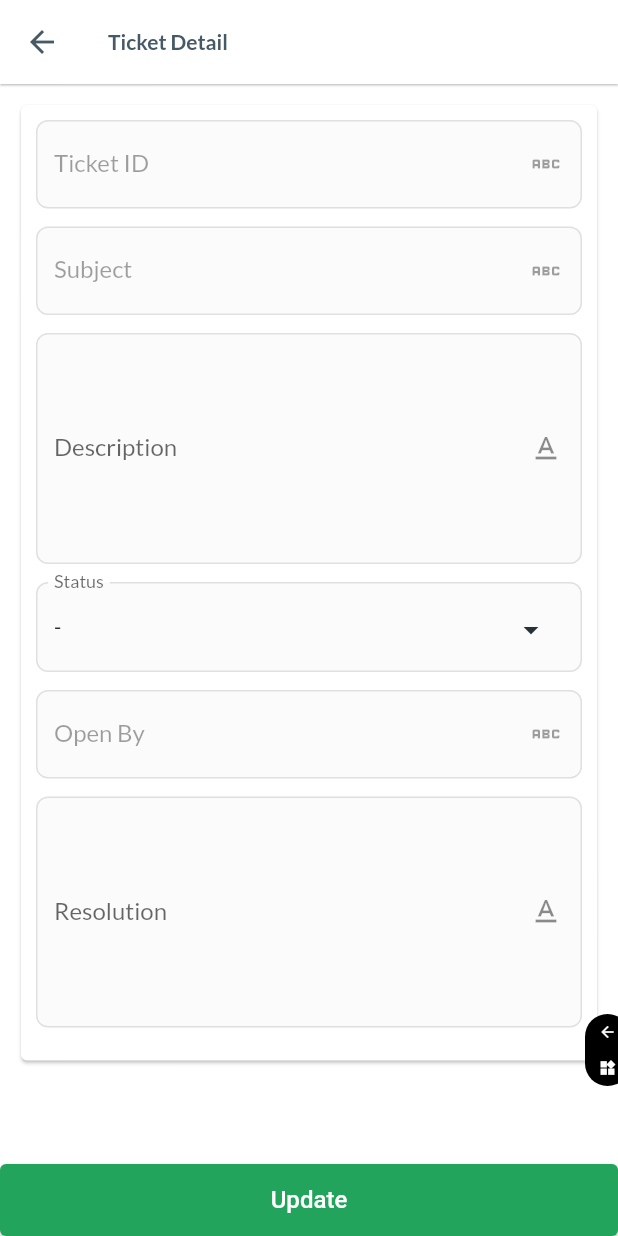
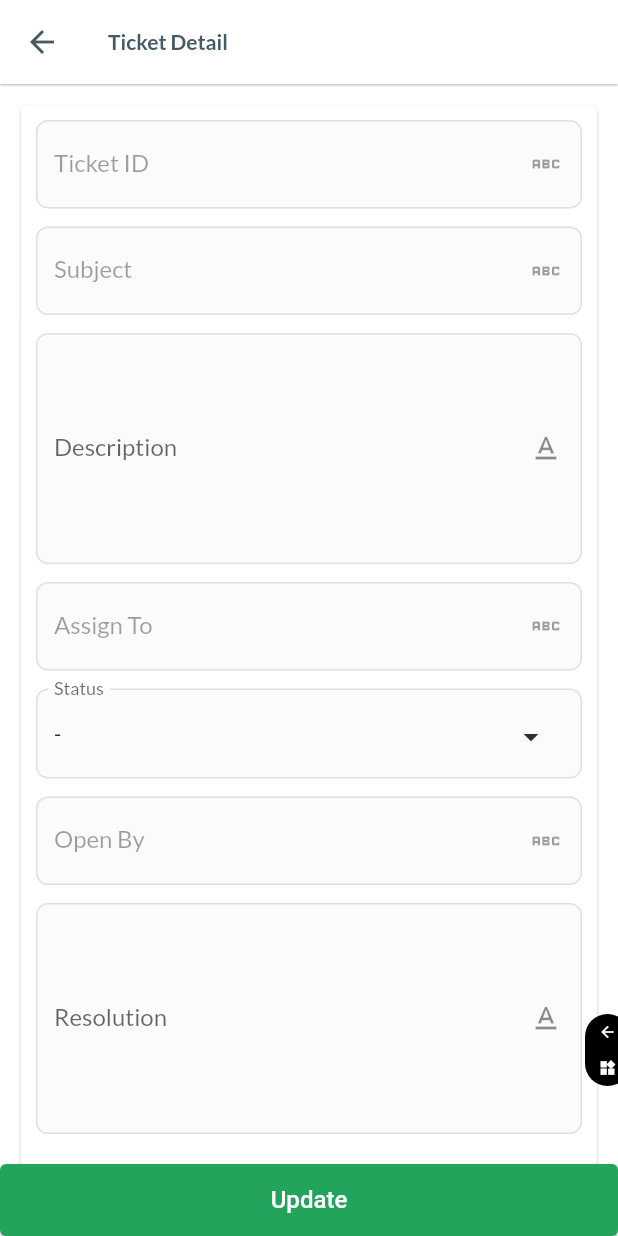
Before and after one commit to frenkyfir/helpdeskmobileapp, a Flutter app: the TicketdetailView screen opened directly with empty values, after a tap on "Update", on a phone screen of 412 x 824 dp. Run offline on Flutter 3.47's test engine with Material 2 defaults, Android fonts, the phone set to English and light mode, and no system bars; our stand-ins replace cached_network_image, carousel_slider, dio, file_picker, flutter_animate, flutter_image_compress and 9 more; missing offline and left inert: faker_dart; network calls fail.

```diff
--- a/lib/module/TicketDetail/controller/TicketDetail_controller.dart
+++ b/lib/module/TicketDetail/controller/TicketDetail_controller.dart
@@ -1,4 +1,7 @@
 import 'package:flutter/material.dart';
+import 'package:hyper_ui/service/ticket_service/ticket_service.dart';
+
+import '../../../state_util.dart';
 import '../view/TicketDetail_view.dart';
 
 class TicketdetailController extends State<TicketdetailView> {
@@ -8,9 +11,12 @@ class TicketdetailController extends State<TicketdetailView> {
   @override
   void initState() {
     instance = this;
-    // if (isEditMode) {
-    //   status = widget.item["status"];
-    // }
+
+    if (isEditMode) {
+      // status = widget.item["status"];
+      resolution = widget.item["resolution"];
+      problem_detail = widget.item["problem_detail"];
+    }
     super.initState();
   }
 
@@ -20,9 +26,23 @@ class TicketdetailController extends State<TicketdetailView> {
   @override
   Widget build(BuildContext context) => widget.build(context, this);
 
+  bool get isEditMode => widget.item != null;
+
   // String? status;
-  // String? status;
-  // String? status;
+  String? resolution;
+  String? problem_detail;
 
-  bool get isEditMode => widget.item != null;
+  doSave() async {
+    if (isEditMode) {
+      await TicketService().updateTicket(id: widget.item["ticket_id"], item: {
+        "resolution": resolution,
+        "problem_detail": problem_detail,
+      });
+    } else {
+      await TicketService().addTicket({
+        "resolution": resolution,
+      });
+    }
+    Get.back();
+  }
 }
--- a/lib/module/TicketDetail/view/TicketDetail_view.dart
+++ b/lib/module/TicketDetail/view/TicketDetail_view.dart
@@ -47,6 +47,13 @@ class TicketdetailView extends StatefulWidget {
                         value: item["problem_detail"],
                         onChanged: (value) {},
                       ),
+                      QTextField(
+                        enabled: false,
+                        label: "Assign To",
+                        validator: Validator.required,
+                        value: item["user_id.name"],
+                        onChanged: (value) {},
+                      ),
                       QDropdownField(
                         label: "Status",
                         validator: Validator.required,
@@ -78,7 +85,9 @@ class TicketdetailView extends StatefulWidget {
                         label: "Resolution",
                         validator: Validator.required,
                         value: item["resolution"],
-                        onChanged: (value) {},
+                        onChanged: (value) {
+                          controller.resolution = value;
+                        },
                       ),
                       // QImagePicker(
                       //   label: "Photo",
@@ -96,7 +105,7 @@ class TicketdetailView extends StatefulWidget {
       ),
       bottomNavigationBar: QButton(
         label: "Update",
-        onPressed: () {},
+        onPressed: () => controller.doSave(),
       ),
     );
   }
--- a/lib/service/ticket_service/ticket_service.dart
+++ b/lib/service/ticket_service/ticket_service.dart
@@ -29,7 +29,7 @@ class TicketService {
 
   addTicket(Map item) async {
     await Dio().post(
-      "http://localhost:8000/api/tickets",
+      "http://localhost:8000/api/createtickets",
       options: Options(
         headers: {
           "Content-Type": "application/json",
@@ -44,7 +44,7 @@ class TicketService {
     required Map item,
   }) async {
     await Dio().post(
-      "http://localhost:8000/api/tickets/$id",
+      "http://localhost:8000/api/updatetickets/$id",
       options: Options(
         headers: {
           "Content-Type": "application/json",
```
Also changed, not shown: lib/module/TicketList/controller/TicketList_controller.dart (+0 -144 lines).
